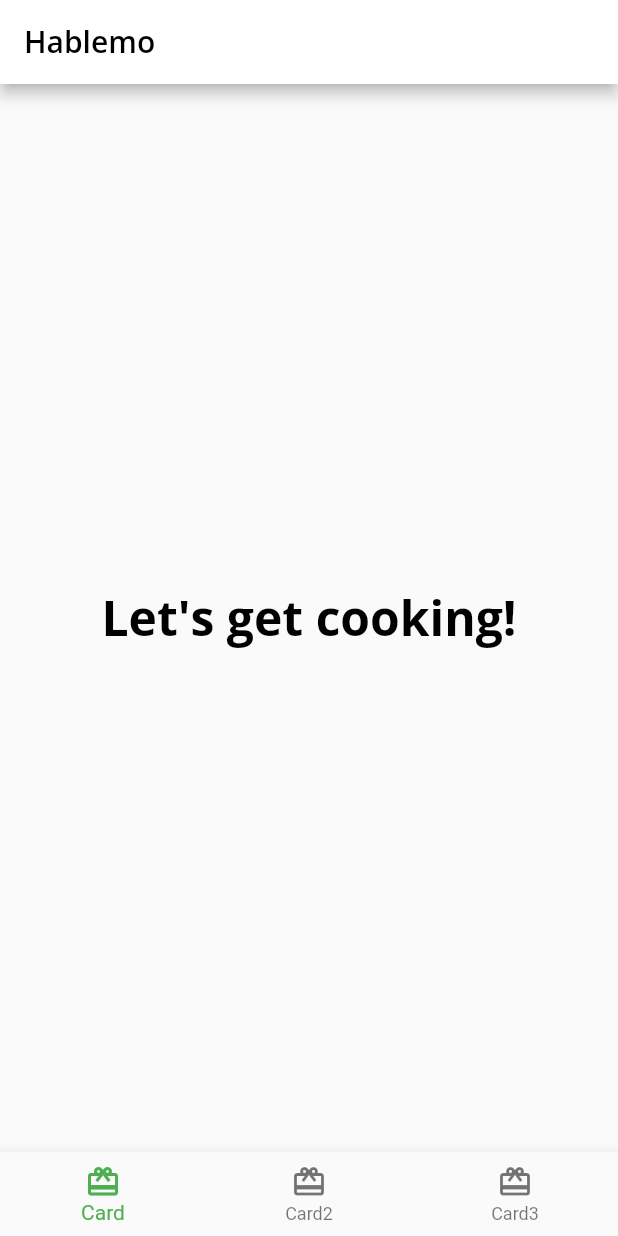
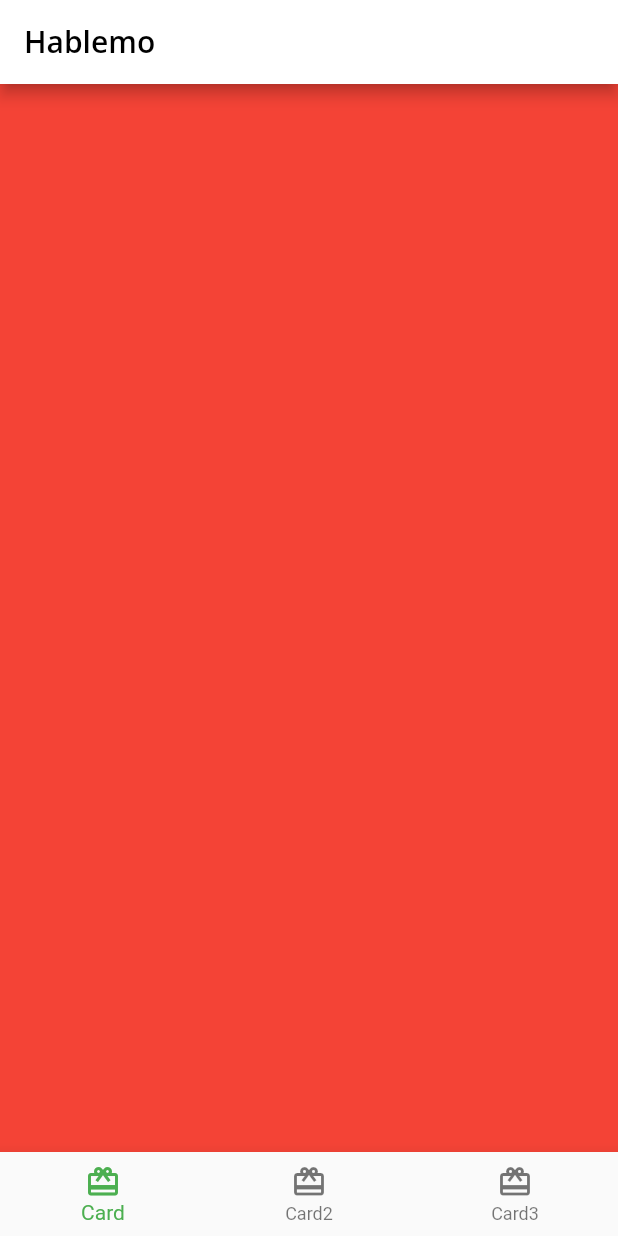
Before and after one commit to devoskropic/one, a Flutter app: the screen it shows after launch, on a phone screen of 412 x 824 dp. Run offline on Flutter 3.47's test engine with Material 2 defaults, Android fonts, the phone set to English and light mode, and no system bars; our stand-ins replace google_fonts.

```diff
--- a/lib/home.dart
+++ b/lib/home.dart
@@ -9,6 +9,22 @@ class Home extends StatefulWidget {
 
 class _HomeState extends State<Home> {
   // HW: Add state variables and functions
+  int _selectedIndex = 0;
+
+  static List<Widget> pages = <Widget>[
+    // TASK: Replace with Card
+    Container(color: Colors.red),
+    // TASK: Replace with Card2
+    Container(color: Colors.green),
+    // TASK: Replace with Card3
+    Container(color: Colors.blue)
+  ];
+
+  void _onItemTapped(int index) {
+    setState(() {
+      _selectedIndex = index;
+    });
+  }
 
   @override
   Widget build(BuildContext context) {
@@ -19,14 +35,19 @@ class _HomeState extends State<Home> {
           style: Theme.of(context).textTheme.headline6,
         ),
       ),
-      // HW: Show selected tab
-      body: Center(
-        child: Text('Let\'s get cooking!',
-            style: Theme.of(context).textTheme.headline1),
-      ),
-      // HW: Add bottom navigation bar
+      // TASK: Show selected tab
+      body: pages[_selectedIndex],
+      // body: Center(
+      //   child: Text('Let\'s get cooking!',
+      //       style: Theme.of(context).textTheme.headline1),
+      // ),
+
+      // TASK: Add bottom navigation bar
       bottomNavigationBar: BottomNavigationBar(
         selectedItemColor: Theme.of(context).textSelectionTheme.selectionColor,
+        // TASK: Set selected tab bar
+        currentIndex: _selectedIndex,
+        onTap: _onItemTapped,
         items: const <BottomNavigationBarItem>[
           BottomNavigationBarItem(
             icon: Icon(Icons.card_giftcard),
```
